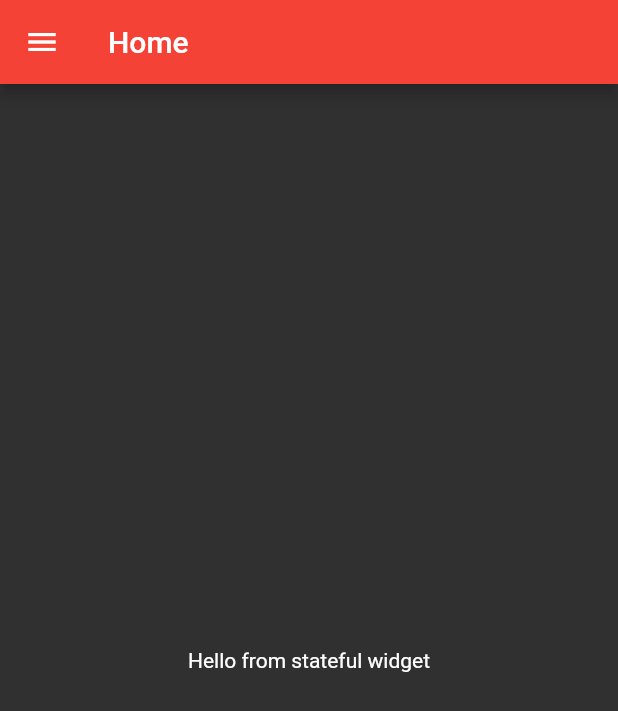
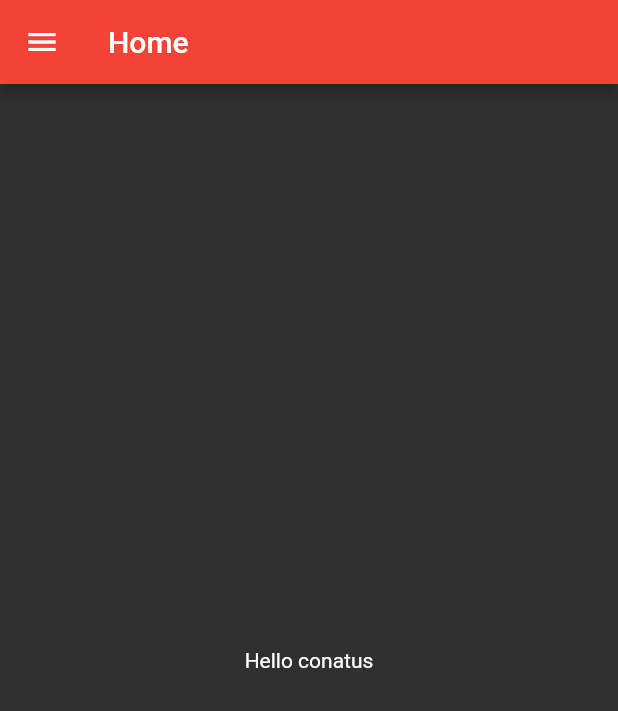
Before and after one commit to Astrallis/Team-Conatus-App--Flutter, a Flutter app: the screen it shows after launch, on a phone screen of 412 x 824 dp. Shown: the top 711 px of the screen. Run offline on Flutter 3.47's test engine with Material 2 defaults, Android fonts, the phone set to English and light mode, and no system bars.

Commit message:
folder refractoring

```diff
--- a/lib/pages/container_page.dart
+++ b/lib/pages/container_page.dart
@@ -1,6 +1,6 @@
 import 'package:flutter/widgets.dart';
 import 'package:flutter/material.dart';
-import '../widgets/stateless_widgets/drawer.dart';
+import '../widgets/drawer.dart';
 
 abstract class ContainerPage extends StatelessWidget {
 // Abstract methods
--- a/lib/pages/faculty_coordinators_page.dart
+++ b/lib/pages/faculty_coordinators_page.dart
@@ -1,7 +1,7 @@
 import 'package:flutter/src/widgets/framework.dart';
 
 import './container_page.dart';
-import '../widgets/stateless_widgets/faculty_coordinators.dart';
+import '../widgets/faculty_coordinators.dart';
 
 class FacultyCoordinatorsPage extends ContainerPage {
   static const String _PAGE_TITLE = "Faculty Co-ordinators";
--- a/lib/pages/home_page.dart
+++ b/lib/pages/home_page.dart
@@ -1,7 +1,7 @@
 import 'package:flutter/src/widgets/framework.dart';
 
 import './container_page.dart';
-import '../widgets/stateful_widgets/home.dart';
+import '../widgets/home.dart';
 
 class HomePage extends ContainerPage {
   static const String _PAGE_TITLE = "Home";
--- a/lib/pages/student_coordinators_page.dart
+++ b/lib/pages/student_coordinators_page.dart
@@ -1,7 +1,7 @@
 import 'package:flutter/src/widgets/framework.dart';
 
 import './container_page.dart';
-import '../widgets/stateless_widgets/student_coordinators.dart';
+import '../widgets/student_coordinators.dart';
 
 class StudentCoordinatorsPage extends ContainerPage {
   static const String _PAGE_TITLE = "Student Co-ordinators";
--- a/lib/widgets/stateless_widgets/drawer.dart
+++ b/lib/widgets/drawer.dart
@@ -1,6 +1,6 @@
 import 'package:flutter/widgets.dart';
 import 'package:flutter/material.dart';
-import '../../utils/constants.dart';
+import '../utils/constants.dart';
 
 class ConatusDrawer extends StatelessWidget {
   Widget build(BuildContext context) {
--- /dev/null
+++ b/lib/widgets/home.dart
@@ -0,0 +1,9 @@
+import 'package:flutter/material.dart';
+
+class Home extends StatelessWidget {
+  Widget build(BuildContext context) {
+    return Center(
+      child: Text("Hello conatus"),
+    );
+  }
+}
--- a/lib/widgets/stateful_widgets/home.dart
+++ /dev/null
@@ -1,15 +0,0 @@
-import 'package:flutter/widgets.dart';
-
-class Home extends StatefulWidget {
-  @override
-  State<StatefulWidget> createState() => HomeState();
-}
-
-class HomeState extends State<Home> {
-  @override
-  Widget build(BuildContext context) {
-    return Center(
-      child: Text("Hello from stateful widget"),
-    );
-  }
-}
```
Also changed, not shown: lib/widgets/faculty_coordinators.dart (renamed from lib/widgets/stateless_widgets/faculty_coordinators.dart), lib/widgets/student_coordinators.dart (renamed from lib/widgets/stateless_widgets/student_coordinators.dart).
